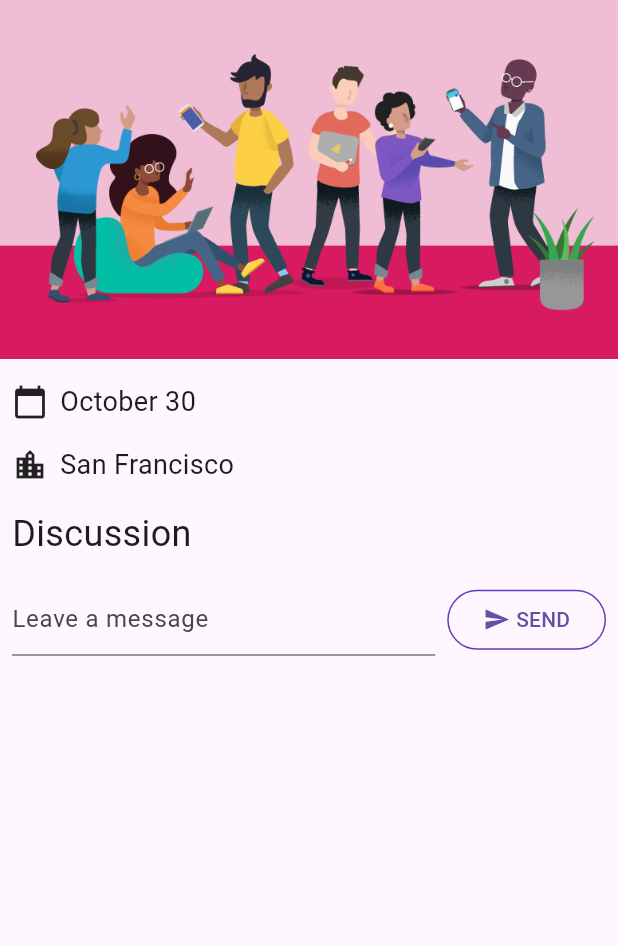
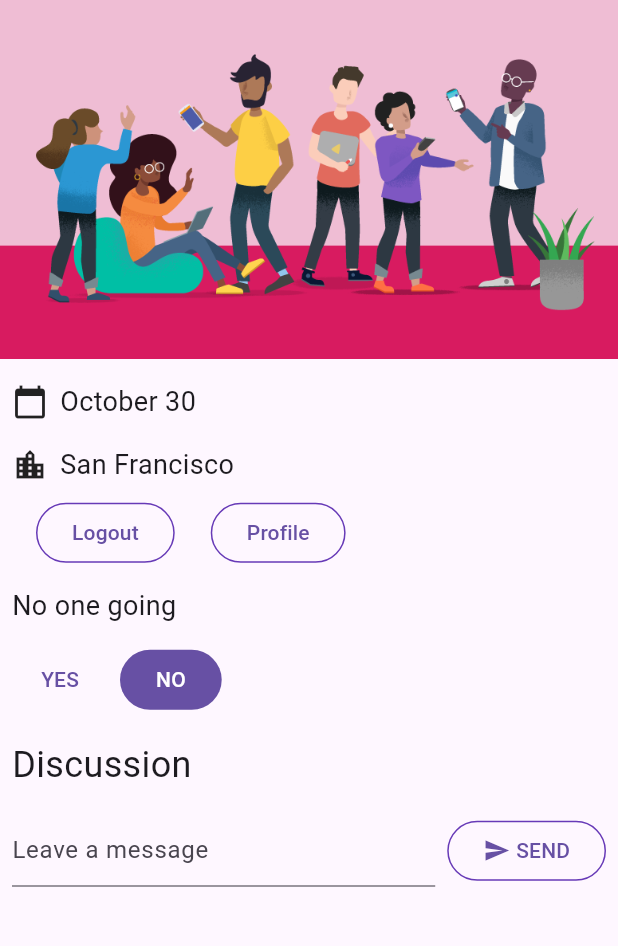
Before and after one commit to kbgrizb/firebase_demo, a Flutter app: the screen it shows once a user with an empty profile is signed in, on a phone screen of 412 x 824 dp, the part 84-1030 px from its top. Run offline on Flutter 3.47's test engine with Material 3 defaults, Android fonts, the phone set to English and light mode, and no system bars; our stand-ins replace cloud_firestore, firebase_auth, firebase_core, go_router, google_fonts; missing offline and left inert: firebase_ui_auth; accounts and stored records are empty.

```diff
--- a/firebase_demo/lib/home_page.dart
+++ b/firebase_demo/lib/home_page.dart
@@ -5,6 +5,7 @@
 import 'package:firebase_auth/firebase_auth.dart'
     hide EmailAuthProvider, PhoneAuthProvider;
 import 'package:flutter/material.dart';
+import 'package:gtk_flutter/yes_no_selection.dart';
 import 'package:provider/provider.dart';
 
 import 'app_state.dart';
@@ -29,10 +30,26 @@ class HomePage extends StatelessWidget {
           const IconAndDetail(Icons.calendar_today, 'October 30'),
           const IconAndDetail(Icons.location_city, 'San Francisco'),
           Consumer<ApplicationState>(
+            builder: (context, appState, _) => AuthFunc(
+                loggedIn: appState.loggedIn,
+                signOut: () {
+                  FirebaseAuth.instance.signOut();
+                }),
+          ),
+          Consumer<ApplicationState>(
             builder: (context, appState, _) => Column(
               crossAxisAlignment: CrossAxisAlignment.start,
               children: [
+                switch (appState.attendees) {
+                1 => const Paragraph('1 person going'),
+                >= 2 => Paragraph('${appState.attendees} people going'),
+                 _ => const Paragraph('No one going'),
+                },
                 if (appState.loggedIn) ...[
+                  YesNoSelection(
+                  state: appState.attending,
+                  onSelection: (attending) => appState.attending = attending,
+                  ),
                   const Header('Discussion'),
                   GuestBook(
                     addMessage: (message) =>
--- /dev/null
+++ b/firebase_demo/lib/yes_no_selection.dart
@@ -0,0 +1,68 @@
+import 'package:flutter/material.dart';
+
+import 'app_state.dart';
+import 'src/widgets.dart';
+
+class YesNoSelection extends StatelessWidget {
+  const YesNoSelection(
+      {super.key, required this.state, required this.onSelection});
+  final Attending state;
+  final void Function(Attending selection) onSelection;
+
+  @override
+  Widget build(BuildContext context) {
+    switch (state) {
+      case Attending.yes:
+        return Padding(
+          padding: const EdgeInsets.all(8.0),
+          child: Row(
+            children: [
+              FilledButton(
+                onPressed: () => onSelection(Attending.yes),
+                child: const Text('YES'),
+              ),
+              const SizedBox(width: 8),
+              TextButton(
+                onPressed: () => onSelection(Attending.no),
+                child: const Text('NO'),
+              ),
+            ],
+          ),
+        );
+      case Attending.no:
+        return Padding(
+          padding: const EdgeInsets.all(8.0),
+          child: Row(
+            children: [
+              TextButton(
+                onPressed: () => onSelection(Attending.yes),
+                child: const Text('YES'),
+              ),
+              const SizedBox(width: 8),
+              FilledButton(
+                onPressed: () => onSelection(Attending.no),
+                child: const Text('NO'),
+              ),
+            ],
+          ),
+        );
+      default:
+        return Padding(
+          padding: const EdgeInsets.all(8.0),
+          child: Row(
+            children: [
+              StyledButton(
+                onPressed: () => onSelection(Attending.yes),
+                child: const Text('YES'),
+              ),
+              const SizedBox(width: 8),
+              StyledButton(
+                onPressed: () => onSelection(Attending.no),
+                child: const Text('NO'),
+              ),
+            ],
+          ),
+        );
+    }
+  }
+}
```
Also changed, not shown: firebase_demo/lib/app_state.dart (+43 -0 lines).
